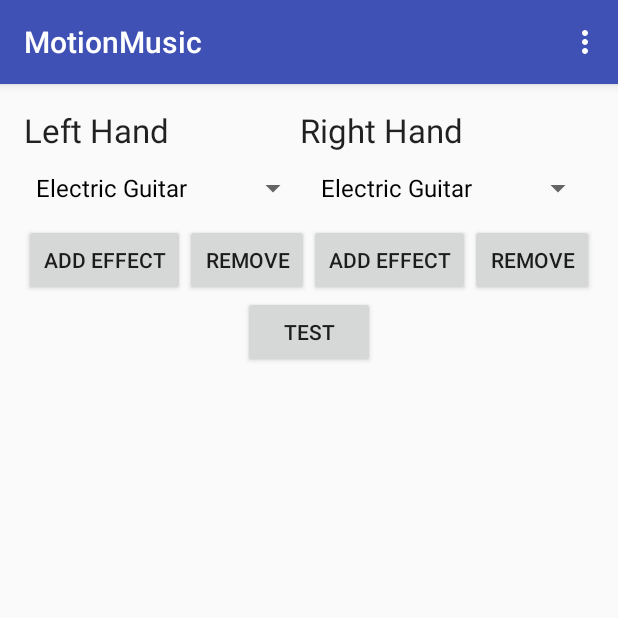
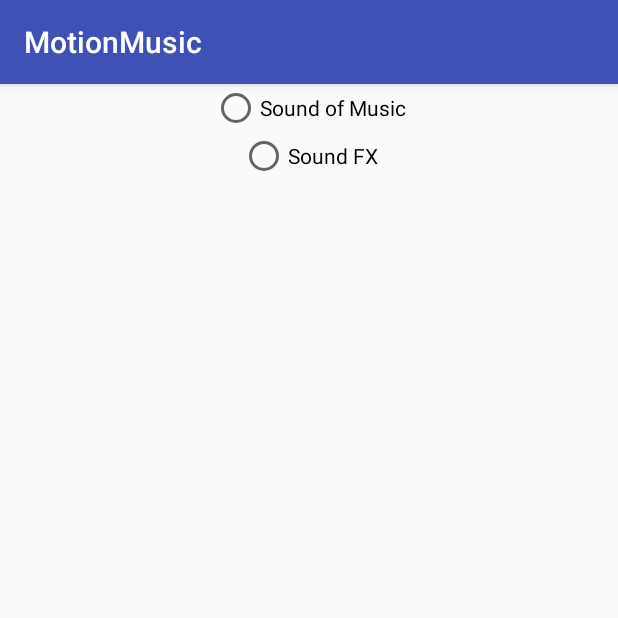
Before and after one commit to bosorawis/MotionMusicOSU, an Android app: the screen it shows after launch (MainActivity before the commit, settingsActivity after it), in the options menu, after a tap on "Settings", on a phone screen of 412 x 824 dp, the top half of it. Run offline under Robolectric (Android 15) with nearby library versions, the phone set to English and light mode, and no system bars.

Commit message:
Working settings page

```diff
--- a/app/src/main/java/complexability/motionmusic/MainActivity.java
+++ b/app/src/main/java/complexability/motionmusic/MainActivity.java
@@ -1,7 +1,9 @@
 package complexability.motionmusic;
 
+import android.content.Intent;
 import android.os.Bundle;
 import android.os.PersistableBundle;
+import android.provider.Settings;
 import android.support.design.widget.FloatingActionButton;
 import android.support.design.widget.Snackbar;
 import android.support.v7.app.AppCompatActivity;
@@ -18,16 +20,25 @@ import complexability.motionmusic.R;
 
 public class MainActivity extends AppCompatActivity {
 
-    Hands rightHand = new Hands();
-    Hands leftHand  = new Hands();
-    int leftEffectCount;
-    int rightEffectCount;
-    String LeftInstrument;
-    String RightInstrument;
-    String LeftEffect_1, LeftEffect_2, LeftEffect_3;
-    String RightEffect_1, RightEffect_2, RightEffect_3;
+    private Hands rightHand = new Hands();
+    private Hands leftHand  = new Hands();
+    /*
+    private int leftEffectCount;
+    private int rightEffectCount;
+    private String LeftInstrument;
+    private String RightInstrument;
+    private String LeftEffect_1, LeftEffect_2, LeftEffect_3;
+    private String RightEffect_1, RightEffect_2, RightEffect_3;
+    */
     private Spinner leftInstrumentSpinner;
     private Spinner rightInstrumentSpinner;
+    private Spinner leftEffectSpinner_1;
+    private Spinner leftEffectSpinner_2;
+    private Spinner leftEffectSpinner_3;
+    private Spinner rightEffectSpinner_1;
+    private Spinner rightEffectSpinner_2;
+    private Spinner rightEffectSpinner_3;
+
     @Override
     protected void onCreate(Bundle savedInstanceState) {
         super.onCreate(savedInstanceState);
@@ -35,8 +46,8 @@ public class MainActivity extends AppCompatActivity {
         Toolbar toolbar = (Toolbar) findViewById(R.id.toolbar);
         setSupportActionBar(toolbar);
         //Log.d("Selected Item", "Left Instrument:" + LeftInstrument);
-        Log.d("onCreate", "leftEffectCount:" + leftEffectCount);
-        Log.d("onCreate", "rightEffectCount:" + rightEffectCount);
+        //Log.d("onCreate", "leftEffectCount:" + leftEffectCount);
+        //Log.d("onCreate", "rightEffectCount:" + rightEffectCount);
         /**********************************************************************************************
          *Create Left Instrument spinner
          ***********************************************************************************************/
@@ -91,7 +102,7 @@ public class MainActivity extends AppCompatActivity {
         /**********************************************************************************************
          *Left Create effect 1 spinner
          ***********************************************************************************************/
-        Spinner leftEffectSpinner_1 = (Spinner) findViewById(R.id.left_effect_1_spinner);
+        leftEffectSpinner_1 = (Spinner) findViewById(R.id.left_effect_1_spinner);
         ArrayAdapter<CharSequence> leftEffectAdapter_1 = ArrayAdapter.createFromResource(this, R.array.EffectName_array, android.R.layout.simple_spinner_dropdown_item);
         leftEffectAdapter_1.setDropDownViewResource(android.R.layout.simple_spinner_dropdown_item);
         leftEffectSpinner_1.setAdapter(leftEffectAdapter_1);
@@ -115,7 +126,7 @@ public class MainActivity extends AppCompatActivity {
         /**********************************************************************************************
          *Left Create effect 2 spinner
          ***********************************************************************************************/
-        Spinner leftEffectSpinner_2 = (Spinner) findViewById(R.id.left_effect_2_spinner);
+        leftEffectSpinner_2 = (Spinner) findViewById(R.id.left_effect_2_spinner);
         ArrayAdapter<CharSequence> leftEffectAdapter_2 = ArrayAdapter.createFromResource(this, R.array.EffectName_array, android.R.layout.simple_spinner_dropdown_item);
         leftEffectAdapter_2.setDropDownViewResource(android.R.layout.simple_spinner_dropdown_item);
         leftEffectSpinner_2.setAdapter(leftEffectAdapter_2);
@@ -135,7 +146,7 @@ public class MainActivity extends AppCompatActivity {
         /**********************************************************************************************
          *Left Create effect 3 spinner
          ***********************************************************************************************/
-        Spinner leftEffectSpinner_3 = (Spinner) findViewById(R.id.left_effect_3_spinner);
+        leftEffectSpinner_3 = (Spinner) findViewById(R.id.left_effect_3_spinner);
         ArrayAdapter<CharSequence> leftEffectAdapter_3 = ArrayAdapter.createFromResource(this, R.array.EffectName_array, android.R.layout.simple_spinner_dropdown_item);
         leftEffectAdapter_3.setDropDownViewResource(android.R.layout.simple_spinner_dropdown_item);
         leftEffectSpinner_3.setAdapter(leftEffectAdapter_3);
@@ -158,7 +169,7 @@ public class MainActivity extends AppCompatActivity {
         /**********************************************************************************************
          *Right Create effect 1 spinner
          ***********************************************************************************************/
-        Spinner rightEffectSpinner_1 = (Spinner) findViewById(R.id.right_effect_1_spinner);
+        rightEffectSpinner_1 = (Spinner) findViewById(R.id.right_effect_1_spinner);
         ArrayAdapter<CharSequence> rightEffectAdapter_1 = ArrayAdapter.createFromResource(this, R.array.EffectName_array, android.R.layout.simple_spinner_dropdown_item);
         rightEffectAdapter_1.setDropDownViewResource(android.R.layout.simple_spinner_dropdown_item);
         rightEffectSpinner_1.setAdapter(rightEffectAdapter_1);
@@ -180,7 +191,7 @@ public class MainActivity extends AppCompatActivity {
         /**********************************************************************************************
          *Right Create effect 2 spinner
          ***********************************************************************************************/
-        Spinner rightEffectSpinner_2 = (Spinner) findViewById(R.id.right_effect_2_spinner);
+        rightEffectSpinner_2 = (Spinner) findViewById(R.id.right_effect_2_spinner);
         ArrayAdapter<CharSequence> rightEffectAdapter_2 = ArrayAdapter.createFromResource(this, R.array.EffectName_array, android.R.layout.simple_spinner_dropdown_item);
         rightEffectAdapter_2.setDropDownViewResource(android.R.layout.simple_spinner_dropdown_item);
         rightEffectSpinner_2.setAdapter(rightEffectAdapter_2);
@@ -201,7 +212,7 @@ public class MainActivity extends AppCompatActivity {
         /**********************************************************************************************
          *Right Create effect 3 spinner
          ***********************************************************************************************/
-        Spinner rightEffectSpinner_3 = (Spinner) findViewById(R.id.right_effect_3_spinner);
+        rightEffectSpinner_3 = (Spinner) findViewById(R.id.right_effect_3_spinner);
         ArrayAdapter<CharSequence> rightEffectAdapter_3 = ArrayAdapter.createFromResource(this, R.array.EffectName_array, android.R.layout.simple_spinner_dropdown_item);
         rightEffectAdapter_3.setDropDownViewResource(android.R.layout.simple_spinner_dropdown_item);
         rightEffectSpinner_3.setAdapter(rightEffectAdapter_3);
@@ -389,6 +400,9 @@ public class MainActivity extends AppCompatActivity {
 
         //noinspection SimplifiableIfStatement
         if (id == R.id.action_settings) {
+            Log.d("settings","Setting Clicked!!");
+            Intent intent = new Intent(this, settingsActivity.class);
+            startActivity(intent);
             return true;
         }
 
--- a/app/src/main/java/complexability/motionmusic/settingsActivity.java
+++ b/app/src/main/java/complexability/motionmusic/settingsActivity.java
@@ -12,6 +12,8 @@ public class settingsActivity extends AppCompatActivity {
     protected void onCreate(Bundle savedInstanceState) {
         super.onCreate(savedInstanceState);
         setContentView(R.layout.activity_settings);
-
+        radioGroup_mode = (RadioGroup)findViewById(R.id.mode_radio_group);
+        radioButton_music = (RadioButton)findViewById(R.id.radio_button_select_music);
+        radioButton_soundFX = (RadioButton)findViewById(R.id.radio_button_select_soundFX);
     }
 }
--- a/app/src/main/res/layout/activity_settings.xml
+++ b/app/src/main/res/layout/activity_settings.xml
@@ -7,19 +7,19 @@
         android:layout_width="wrap_content"
         android:layout_height="wrap_content"
         android:layout_gravity="center_horizontal"
-        android:id = "@+id/mode_settings">
+        android:id = "@+id/mode_radio_group">
         <RadioButton
             android:layout_width="wrap_content"
             android:layout_height="wrap_content"
             android:text="Sound of Music"
-            android:id="@+id/mode_select_music"
+            android:id="@+id/radio_button_select_music"
             android:layout_gravity="center_horizontal" />
 
         <RadioButton
             android:layout_width="wrap_content"
             android:layout_height="wrap_content"
             android:text="Sound FX"
-            android:id="@+id/mode_select_soundFX"
+            android:id="@+id/radio_button_select_soundFX"
             android:layout_gravity="center_horizontal" />
     </RadioGroup>
 
```
Also changed, not shown: app/src/main/res/layout/settings_activity_layout.xml (deleted, +0 -27 lines).
